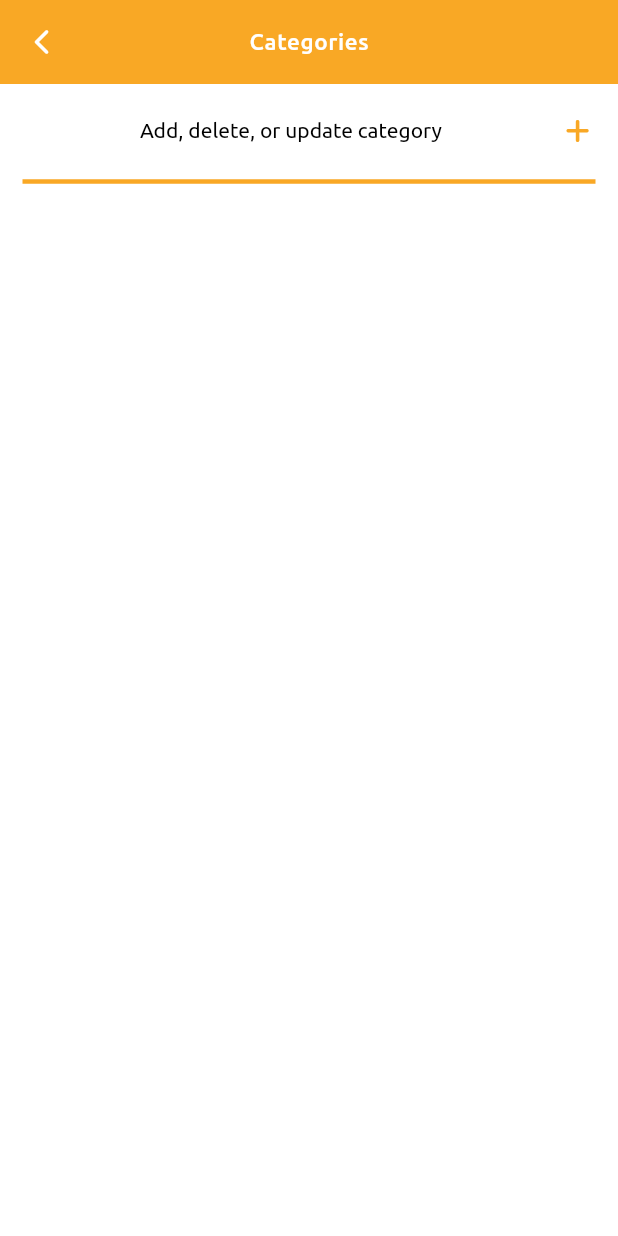
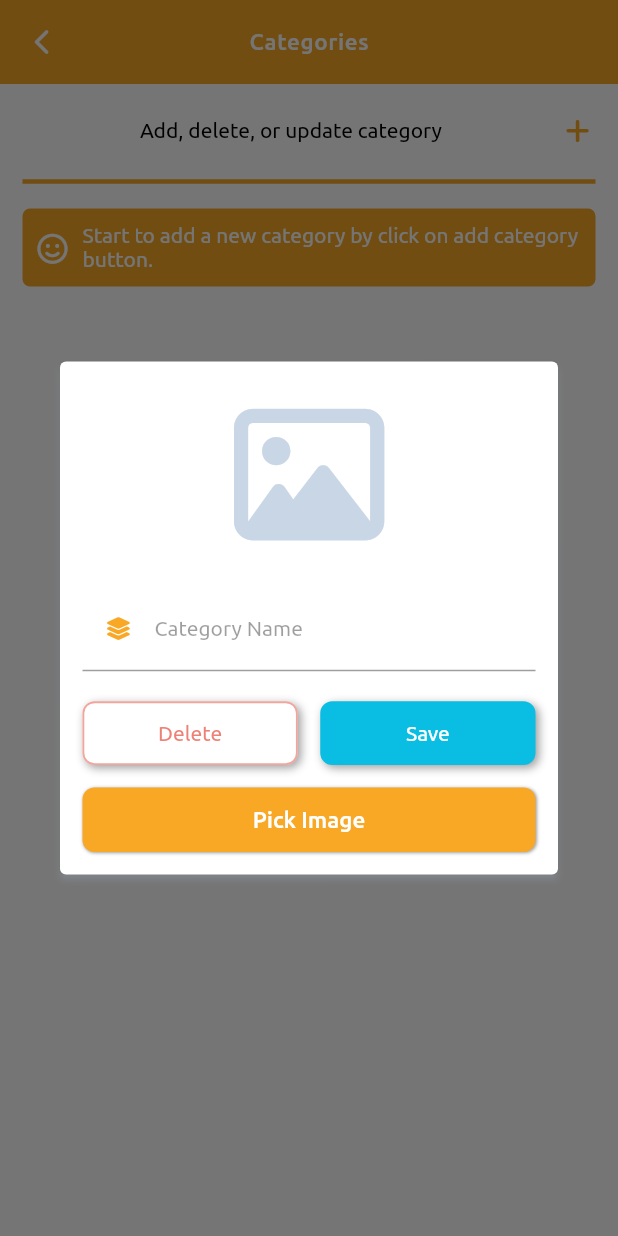
Before and after one commit to mhmoudGamea/yummy, a Flutter app: the CategoryView screen opened by its route, after a tap on an icon or button, on a phone screen of 412 x 824 dp. Run offline on Flutter 3.47's test engine with Material 2 defaults, Android fonts, the phone set to English and light mode, and no system bars; drawn by our look-alikes of flutter_neumorphic; our stand-ins replace carousel_slider, cloud_firestore, dartz, firebase_auth, firebase_core, firebase_storage and 12 more; accounts and stored records are empty.

Commit message:
finish category logic in admin section & it's ui

```diff
--- a/lib/core/utils/app_routes.dart
+++ b/lib/core/utils/app_routes.dart
@@ -5,7 +5,7 @@ import 'package:go_router/go_router.dart';
 // views imports
 import '../../features/admin/admin_home/presentation/views/admin_home_view.dart';
 import '../../features/admin/banners/presentation/views/banner_manage_view.dart';
-import '../../features/admin/categories/presentation/views/widgets/category_view.dart';
+import '../../features/admin/categories/presentation/views/category_view.dart';
 import '../../features/admin/login/presentation/views/admin_login_view.dart';
 import '../../features/admin/register/presentation/views/admin_register_view.dart';
 import '../../features/on_board/presentation/views/board_view.dart';
--- a/lib/core/utils/helper.dart
+++ b/lib/core/utils/helper.dart
@@ -7,11 +7,11 @@ import '../widgets/c_text_button.dart';
 import 'styles.dart';
 
 class Helper {
-  static InputBorder border() {
-    return const UnderlineInputBorder(
+  static InputBorder border({Color? borderColor}) {
+    return UnderlineInputBorder(
       borderSide: BorderSide(
         width: 1.5,
-        color: black,
+        color: borderColor ?? Colors.black,
       ),
     );
   }
--- a/lib/features/admin/admin_home/presentation/views/widgets/admin_drawer.dart
+++ b/lib/features/admin/admin_home/presentation/views/widgets/admin_drawer.dart
@@ -2,7 +2,7 @@ import 'package:firebase_auth/firebase_auth.dart';
 import 'package:flutter/material.dart';
 import 'package:font_awesome_flutter/font_awesome_flutter.dart';
 import 'package:go_router/go_router.dart';
-import 'package:yummy/features/admin/categories/presentation/views/widgets/category_view.dart';
+import 'package:yummy/features/admin/categories/presentation/views/category_view.dart';
 import 'package:yummy/features/welcome/presentation/views/welcome_view.dart';
 
 import '../../../../../../core/constants.dart';
--- a/lib/features/admin/banners/presentation/views/banner_manage_view.dart
+++ b/lib/features/admin/banners/presentation/views/banner_manage_view.dart
@@ -1,7 +1,6 @@
 import 'package:flutter/material.dart';
 import 'package:flutter_bloc/flutter_bloc.dart';
 import 'package:yummy/core/constants.dart';
-import 'package:yummy/features/admin/banners/data/repos/banner_repo_impl.dart';
 
 import '../../../../../core/utils/helper.dart';
 import '../model_views/banner_cubit/banner_cubit.dart';
@@ -14,7 +13,7 @@ class BannerManageView extends StatelessWidget {
   @override
   Widget build(BuildContext context) {
     return BlocProvider(
-      create: (context) => BannerCubit(BannerRepoImpl()),
+      create: (context) => BannerCubit(),
       child: Scaffold(
         appBar: Helper.appBar(
           context: context,
--- /dev/null
+++ b/lib/features/admin/categories/data/models/category_model.dart
@@ -0,0 +1,15 @@
+class CategoryModel {
+  final String image;
+  final String categoryName;
+  final String id;
+
+  CategoryModel(
+      {required this.image, required this.categoryName, required this.id});
+
+  factory CategoryModel.fromJson(Map<String, dynamic> json) {
+    return CategoryModel(
+        image: json['image'],
+        categoryName: json['categoryName'],
+        id: json['id']);
+  }
+}
--- a/lib/features/admin/categories/presentation/model_views/cubit/category_cubit.dart
+++ b/lib/features/admin/categories/presentation/model_views/cubit/category_cubit.dart
@@ -1,8 +1,75 @@
+import 'dart:io';
+import 'package:flutter/material.dart';
 import 'package:flutter_bloc/flutter_bloc.dart';
-import 'package:meta/meta.dart';
+import 'package:get_it/get_it.dart';
+import 'package:go_router/go_router.dart';
+
+import 'package:image_picker/image_picker.dart';
+import 'package:yummy/core/utils/firestore_services.dart';
 
 part 'category_state.dart';
 
 class CategoryCubit extends Cubit<CategoryState> {
   CategoryCubit() : super(CategoryInitial());
+
+  final ImagePicker _picker = GetIt.I.get<ImagePicker>();
+  final FirestoreServices _services = GetIt.I.get<FirestoreServices>();
+
+  File? _image;
+  File? get getPickedImage {
+    return _image;
+  }
+
+  void pickImage() async {
+    final XFile? image = await _picker.pickImage(source: ImageSource.gallery);
+    _image = File(image!.path);
+    emit(ImagePickedSuccessfully());
+  }
+
+  void deletePickedImage() async {
+    _image = null;
+    emit(ImagePickedDeleted());
+  }
+
+  final TextEditingController _categoryController = TextEditingController();
+  TextEditingController get getCategoryController {
+    return _categoryController;
+  }
+
+  final _form = GlobalKey<FormState>();
+
+  GlobalKey get getFormKey {
+    return _form;
+  }
+
+  // this function 'll take the image of the category and save it in firebase storage
+  Future<void> uploadCategoryImage(BuildContext context) async {
+    if (_image != null) {
+      if (_form.currentState!.validate()) {
+        emit(UploadImageLoading());
+        GoRouter.of(context).pop();
+        final response = await _services.storeInFirebaseStorage(
+            folder: 'categories', imageFilePath: _image!);
+        response.fold((fail) {
+          emit(UploadImageFailure());
+        }, (url) async {
+          emit(UploadImageSuccess());
+          await saveCategory(url: url);
+        });
+      }
+    } else {
+      emit(HitSaveWithoutPickImage());
+    }
+  }
+
+  Future<void> saveCategory({required String url}) async {
+    String id = DateTime.now().microsecondsSinceEpoch.toString();
+    await _services.storeInFirebaseStore(coll: 'categories', map: {
+      'image': url,
+      'categoryName': _categoryController.text,
+      'id': id
+    });
+    _categoryController.text = '';
+    _image = null;
+  }
 }
--- a/lib/features/admin/categories/presentation/model_views/cubit/category_state.dart
+++ b/lib/features/admin/categories/presentation/model_views/cubit/category_state.dart
@@ -4,3 +4,16 @@ part of 'category_cubit.dart';
 abstract class CategoryState {}
 
 class CategoryInitial extends CategoryState {}
+
+class ImagePickedSuccessfully extends CategoryState {}
+
+class ImagePickedDeleted extends CategoryState {}
+
+// states of uploading image to firebase storage
+class UploadImageLoading extends CategoryState {}
+
+class UploadImageFailure extends CategoryState {}
+
+class UploadImageSuccess extends CategoryState {}
+
+class HitSaveWithoutPickImage extends CategoryState {}
--- /dev/null
+++ b/lib/features/admin/categories/presentation/views/widgets/category_dialog.dart
@@ -0,0 +1,154 @@
+import 'package:flutter_bloc/flutter_bloc.dart';
+import 'package:flutter_neumorphic/flutter_neumorphic.dart';
+import 'package:font_awesome_flutter/font_awesome_flutter.dart';
+import 'package:yummy/features/admin/widgets/c_text_form_field.dart';
+
+import '../../../../../../core/constants.dart';
+import '../../../../../../core/utils/styles.dart';
+import '../../../../../../core/widgets/c_expanded_button.dart';
+import '../../model_views/cubit/category_cubit.dart';
+
+class CategoryDialog extends StatelessWidget {
+  const CategoryDialog({Key? key}) : super(key: key);
+
+  @override
+  Widget build(BuildContext context) {
+    final category = BlocProvider.of<CategoryCubit>(context);
+    return Dialog(
+      elevation: 2,
+      shadowColor: greyColor,
+      child: Padding(
+        padding: const EdgeInsets.symmetric(horizontal: 15, vertical: 15),
+        child: SingleChildScrollView(
+          child: Column(
+            // crossAxisAlignment: CrossAxisAlignment.start,
+            mainAxisSize: MainAxisSize.min,
+            children: [
+              BlocBuilder<CategoryCubit, CategoryState>(
+                builder: (context, state) {
+                  return Container(
+                    height: 120,
+                    decoration: BoxDecoration(
+                        color: Colors.white,
+                        borderRadius: BorderRadius.circular(5)),
+                    child: category.getPickedImage == null
+                        ? const Icon(
+                            FontAwesomeIcons.image,
+                            size: 100,
+                            color: greyColor,
+                          )
+                        : Image.file(
+                            category.getPickedImage!,
+                            fit: BoxFit.cover,
+                          ),
+                  );
+                },
+              ),
+              const SizedBox(height: 15),
+              Form(
+                key: category.getFormKey,
+                child: CTextFormField(
+                  label: 'Category Name',
+                  type: TextInputType.name,
+                  controller: category.getCategoryController,
+                  icon: FontAwesomeIcons.layerGroup,
+                  validator: (value) {
+                    if (value!.isEmpty) {
+                      return 'Category name is required';
+                    }
+                    return null;
+                  },
+                ),
+              ),
+              const SizedBox(height: 20),
+              Column(
+                children: [
+                  Row(
+                    children: [
+                      Expanded(
+                        child: NeumorphicButton(
+                          padding: const EdgeInsets.symmetric(vertical: 12),
+                          style: NeumorphicStyle(
+                              border: NeumorphicBorder(
+                                  color: secondaryColor.withOpacity(0.5),
+                                  width: 1.2),
+                              color: Colors.white),
+                          child: Text(
+                            'Delete',
+                            style: Styles.title14.copyWith(
+                              color: secondaryColor.withOpacity(0.7),
+                            ),
+                            textAlign: TextAlign.center,
+                          ),
+                          onPressed: () {
+                            category.deletePickedImage();
+                          },
+                        ),
+                      ),
+                      const SizedBox(width: 15),
+                      BlocBuilder<CategoryCubit, CategoryState>(
+                        builder: (context, state) {
+                          // if (state is UploadImageLoading) {
+                          //   return Expanded(
+                          //       child: Container(
+                          //           padding:
+                          //               const EdgeInsets.symmetric(horizontal: 32),
+                          //           child: const CCircleLoading()));
+                          // }
+                          return Expanded(
+                            child: NeumorphicButton(
+                              padding: const EdgeInsets.symmetric(vertical: 12),
+                              style: const NeumorphicStyle(
+                                  border: NeumorphicBorder(
+                                      color: babyBlue, width: 1.2),
+                                  color: babyBlue),
+                              child: Text(
+                                'Save',
+                                style: Styles.title14.copyWith(
+                                  color: Colors.white,
+                                ),
+                                textAlign: TextAlign.center,
+                              ),
+                              onPressed: () {
+                                category.uploadCategoryImage(context);
+                                // GoRouter.of(context).pop();
+                              },
+                            ),
+                          );
+                        },
+                      )
+                    ],
+                  ),
+                  const SizedBox(height: 15),
+                  CExpandedButton(
+                    text: 'Pick Image',
+                    bgColor: primaryColor,
+                    textColor: Colors.white,
+                    onPress: () => category.pickImage(),
+                  ),
+                  BlocBuilder<CategoryCubit, CategoryState>(
+                    builder: (context, state) {
+                      if (state is HitSaveWithoutPickImage) {
+                        return Column(
+                          children: [
+                            const SizedBox(height: 15),
+                            Text(
+                              'Please pick an image first.',
+                              style: Styles.title13
+                                  .copyWith(color: secondaryColor),
+                            ),
+                          ],
+                        );
+                      }
+                      return const SizedBox();
+                    },
+                  ),
+                ],
+              ),
+            ],
+          ),
+        ),
+      ),
+    );
+  }
+}
--- a/lib/features/admin/categories/presentation/views/widgets/category_view_body.dart
+++ b/lib/features/admin/categories/presentation/views/widgets/category_view_body.dart
@@ -1,28 +1,36 @@
+import 'package:cloud_firestore/cloud_firestore.dart';
 import 'package:flutter/material.dart';
 import 'package:flutter_bloc/flutter_bloc.dart';
 import 'package:font_awesome_flutter/font_awesome_flutter.dart';
+import 'package:get_it/get_it.dart';
+import 'package:yummy/features/admin/categories/data/models/category_model.dart';
 import 'package:yummy/features/admin/categories/presentation/model_views/cubit/category_cubit.dart';
+import 'package:yummy/features/admin/categories/presentation/views/widgets/category_dialog.dart';
+import 'package:yummy/features/admin/categories/presentation/views/widgets/category_grid_item.dart';
 
 import '../../../../../../core/constants.dart';
 import '../../../../../../core/utils/styles.dart';
 import '../../../../../../core/widgets/c_circle_loading.dart';
+import '../../../../../../core/widgets/c_error_widget.dart';
 
 class CategoryViewBody extends StatelessWidget {
   const CategoryViewBody({Key? key}) : super(key: key);
 
   @override
   Widget build(BuildContext context) {
+    final category = BlocProvider.of<CategoryCubit>(context);
+    FirebaseFirestore store = GetIt.I.get<FirebaseFirestore>();
     var loading = false;
     return Padding(
         padding: const EdgeInsets.symmetric(horizontal: 15, vertical: 15),
         child: Column(children: [
           BlocConsumer<CategoryCubit, CategoryState>(
             listener: (context, state) {
-              // if (state is UploadImageLoading) {
-              //   loading = true;
-              // } else {
-              //   loading = false;
-              // }
+              if (state is UploadImageLoading) {
+                loading = true;
+              } else {
+                loading = false;
+              }
             },
             builder: (context, state) {
               return Row(
@@ -43,17 +51,13 @@ class CategoryViewBody extends StatelessWidget {
                       icon: const Icon(FontAwesomeIcons.plus,
                           size: 18, color: primaryColor),
                       onPressed: () {
-                        // banner.pickBanner().then(
-                        //       (_) => showDialog(
-                        //         context: context,
-                        //         builder: (context) {
-                        //           return BlocProvider<BannerCubit>.value(
-                        //             value: banner,
-                        //             child: const BannerDialog(),
-                        //           );
-                        //         },
-                        //       ),
-                        //     );
+                        showDialog(
+                          context: context,
+                          builder: (context) => BlocProvider.value(
+                            value: category,
+                            child: const CategoryDialog(),
+                          ),
+                        );
                       },
                     ),
                   )
@@ -67,6 +71,44 @@ class CategoryViewBody extends StatelessWidget {
             color: primaryColor,
           ),
           const SizedBox(height: 10),
+          StreamBuilder<QuerySnapshot>(
+            stream: store.collection('categories').snapshots(),
+            builder: (context, snapshot) {
+              if (snapshot.connectionState == ConnectionState.waiting) {
+                return const CCircleLoading();
+              } else if (snapshot.hasData) {
+                List<CategoryModel> categories = [];
+                for (var element in snapshot.data!.docs) {
+                  categories.add(CategoryModel.fromJson(
+                      element.data() as Map<String, dynamic>));
+                }
+                if (categories.isEmpty) {
+                  return CErrorWidget(
+                      text:
+                          'Start to add a new category by click on add category button.',
+                      icon: FontAwesomeIcons.faceSmile,
+                      bgColor: primaryColor);
+                }
+                return Expanded(
+                  child: GridView.builder(
+                    gridDelegate:
+                        const SliverGridDelegateWithFixedCrossAxisCount(
+                            crossAxisCount: 2,
+                            crossAxisSpacing: 10,
+                            mainAxisSpacing: 10,
+                            childAspectRatio: 17 / 20),
+                    itemCount: categories.length,
+                    physics: const BouncingScrollPhysics(),
+                    itemBuilder: (context, index) =>
+                        CategoryGridItem(model: categories[index]),
+                  ),
+                );
+              }
+              return CErrorWidget(
+                  text: 'Sorry we have no Category for right now.',
+                  icon: FontAwesomeIcons.xmark);
+            },
+          ),
         ]));
   }
 }
--- a/lib/features/admin/widgets/c_text_form_field.dart
+++ b/lib/features/admin/widgets/c_text_form_field.dart
@@ -34,11 +34,14 @@ class CTextFormField extends StatelessWidget {
       decoration: InputDecoration(
         helperText: helper,
         helperStyle: Styles.title12.copyWith(color: greyColor2),
-        prefixIcon: Icon(icon),
+        prefixIcon: Icon(
+          icon,
+          size: 15,
+        ),
         prefixIconColor: primaryColor,
         prefixStyle: const TextStyle(color: greyColor2),
         border: Helper.border(),
-        focusedBorder: Helper.border(),
+        focusedBorder: Helper.border(borderColor: primaryColor),
         labelText: label,
         labelStyle: Styles.title14.copyWith(color: greyColor2),
         floatingLabelStyle: Styles.title14.copyWith(color: primaryColor),
--- a/lib/main.dart
+++ b/lib/main.dart
@@ -39,4 +39,3 @@ class MyApp extends StatelessWidget {
     );
   }
 }
-//
```
Also changed, not shown: lib/core/utils/firestore_services.dart (+7 -12 lines), lib/features/admin/banners/data/repos/banner_repo.dart (deleted, +0 -11 lines), lib/features/admin/banners/data/repos/banner_repo_impl.dart (deleted, +0 -30 lines), lib/features/admin/banners/presentation/model_views/banner_cubit/banner_cubit.dart (+22 -21 lines), lib/features/admin/categories/presentation/views/category_view.dart (renamed from lib/features/admin/categories/presentation/views/widgets/category_view.dart, +4 -4 lines), lib/features/admin/categories/presentation/views/widgets/category_grid_item.dart (added, +37 -0 lines).
